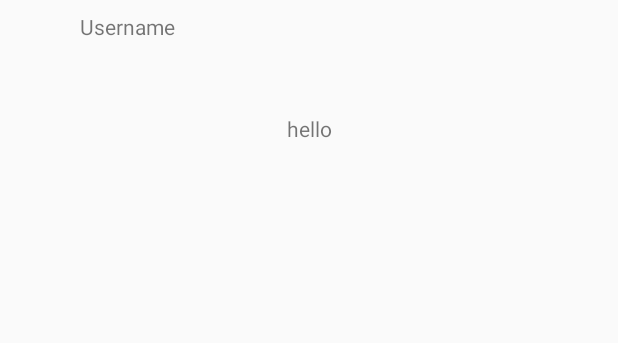
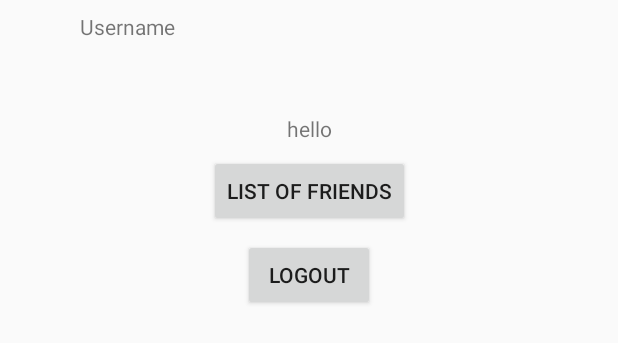
Before and after one commit to dborowiecki/Hvislar, an Android app: the layout activity_user_profile.xml on its own in the app's theme, with its tools: preview values and no code run, on a phone screen of 412 x 824 dp. Shown: the top 343 px of the screen. Run offline under Robolectric (Android 15) with nearby library versions, the phone set to English and light mode, and no system bars.

Commit message:
Adde connection between activities

```diff
--- a/app/src/main/res/layout/activity_user_profile.xml
+++ b/app/src/main/res/layout/activity_user_profile.xml
@@ -29,4 +29,30 @@
         app:layout_constraintEnd_toEndOf="parent"
         app:layout_constraintStart_toStartOf="parent"
         app:layout_constraintTop_toBottomOf="@+id/tUsername" />
+
+    <Button
+        android:id="@+id/btnFriendList"
+        android:layout_width="wrap_content"
+        android:layout_height="wrap_content"
+        android:layout_marginStart="8dp"
+        android:layout_marginTop="8dp"
+        android:layout_marginEnd="8dp"
+        android:text="List of friends"
+        android:onClick="goToFriendListScreen"
+        app:layout_constraintEnd_toEndOf="parent"
+        app:layout_constraintStart_toStartOf="parent"
+        app:layout_constraintTop_toBottomOf="@+id/tHelloMessage" />
+
+    <Button
+        android:id="@+id/btnLogout"
+        android:layout_width="wrap_content"
+        android:layout_height="wrap_content"
+        android:layout_marginStart="8dp"
+        android:layout_marginTop="8dp"
+        android:layout_marginEnd="8dp"
+        android:onClick="goToTitleScreen"
+        android:text="Logout"
+        app:layout_constraintEnd_toEndOf="parent"
+        app:layout_constraintStart_toStartOf="parent"
+        app:layout_constraintTop_toBottomOf="@+id/btnFriendList" />
 </android.support.constraint.ConstraintLayout>
```
Also changed, not shown: app/src/main/java/com/miancky/hvislar/ListOfFriendsActivity.java (+15 -0 lines), app/src/main/java/com/miancky/hvislar/UserProfile.java (+13 -0 lines), app/src/main/res/layout/activity_list_of_friends.xml (+12 -0 lines).
